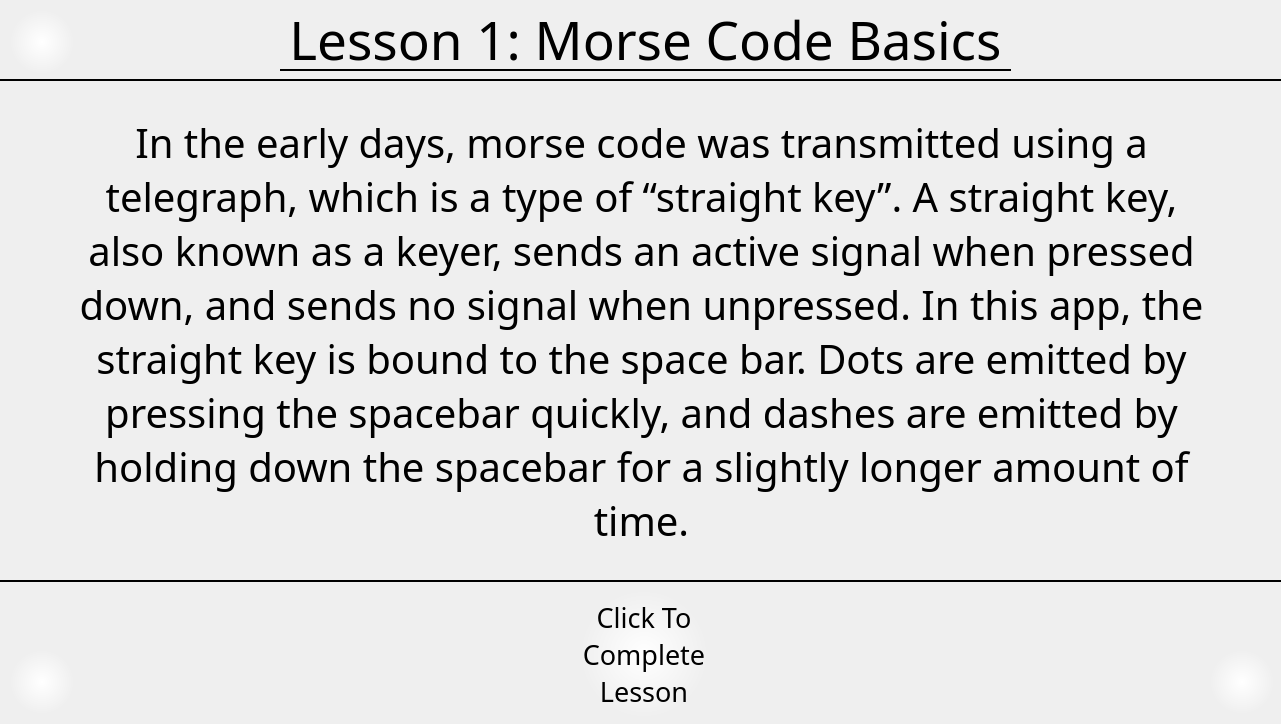
Old version of the form MorseCodeLearner/morsecodebasics.ui in the repository UofU-CS3505/cs3505-assignment9-the_tigers.
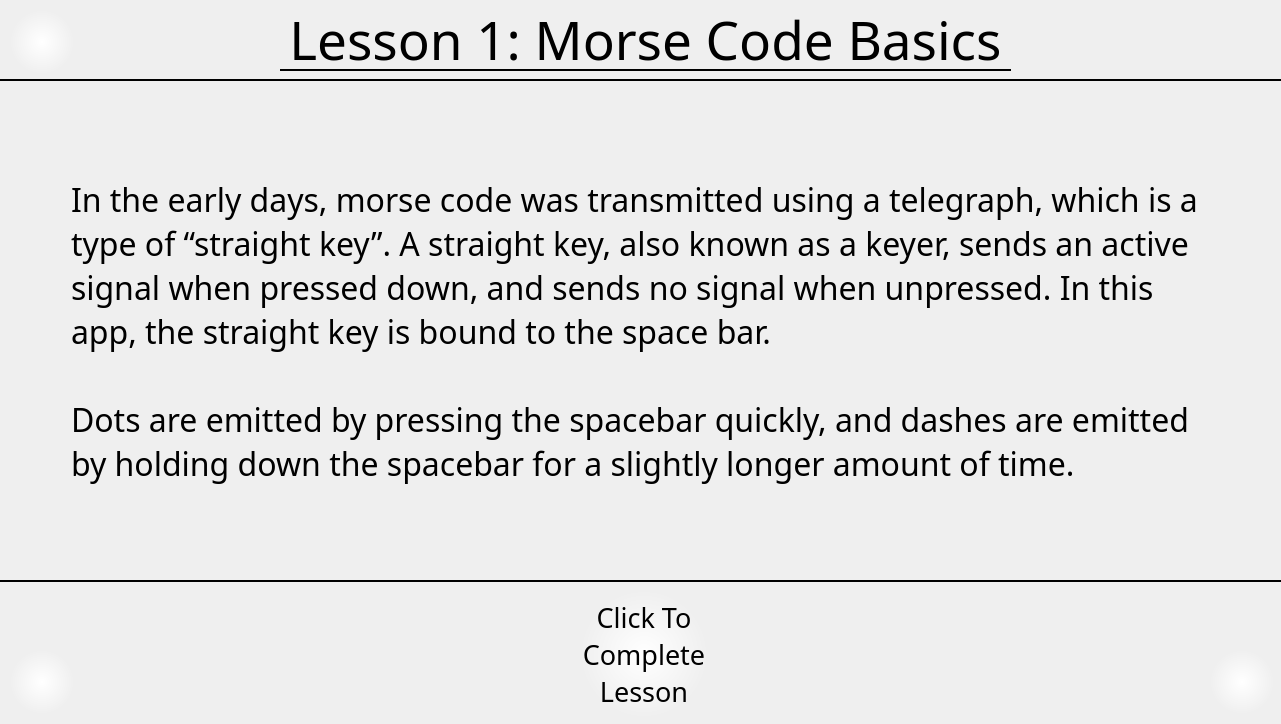
New version of the form. The open tabs and pages were chosen to show the change.

```diff
--- a/MorseCodeLearner/morsecodebasics.ui
+++ b/MorseCodeLearner/morsecodebasics.ui
@@ -76,14 +76,16 @@
      <property name="font">
       <font>
        <family>OldNewspaperTypes</family>
-       <pointsize>30</pointsize>
+       <pointsize>24</pointsize>
       </font>
      </property>
      <property name="text">
-      <string>In the early days, morse code was transmitted using a telegraph, which is a type of “straight key”. A straight key, also known as a keyer, sends an active signal when pressed down, and sends no signal when unpressed. In this app, the straight key is bound to the space bar. Dots are emitted by pressing the spacebar quickly, and dashes are emitted by holding down the spacebar for a slightly longer amount of time.</string>
+      <string>In the early days, morse code was transmitted using a telegraph, which is a type of “straight key”. A straight key, also known as a keyer, sends an active signal when pressed down, and sends no signal when unpressed. In this app, the straight key is bound to the space bar.
+
+Dots are emitted by pressing the spacebar quickly, and dashes are emitted by holding down the spacebar for a slightly longer amount of time.</string>
      </property>
      <property name="alignment">
-      <set>Qt::AlignmentFlag::AlignCenter</set>
+      <set>Qt::AlignmentFlag::AlignLeading|Qt::AlignmentFlag::AlignLeft|Qt::AlignmentFlag::AlignVCenter</set>
      </property>
      <property name="wordWrap">
       <bool>true</bool>
```
Left out of the diff: 13 changed lines with no effect on the pictures.
